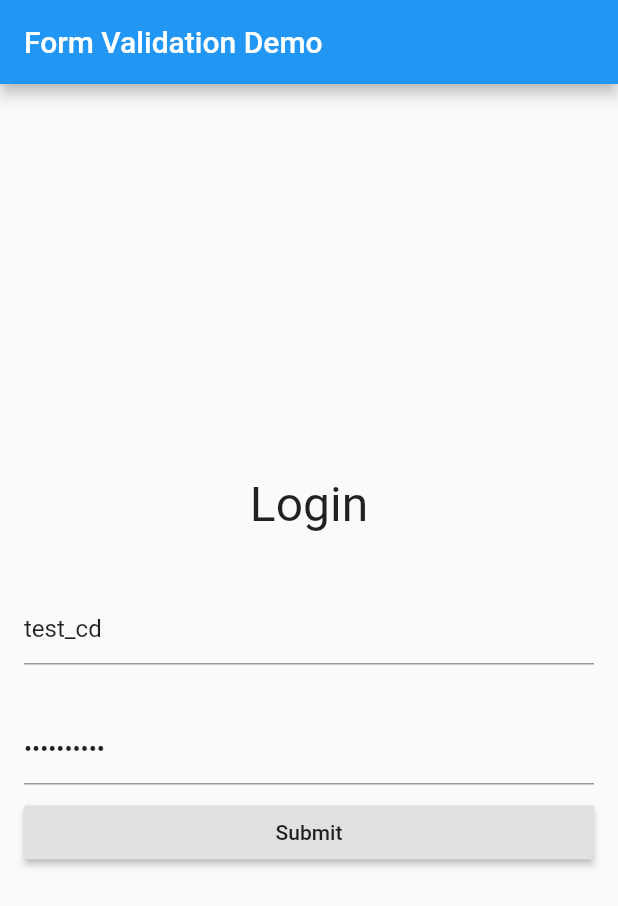
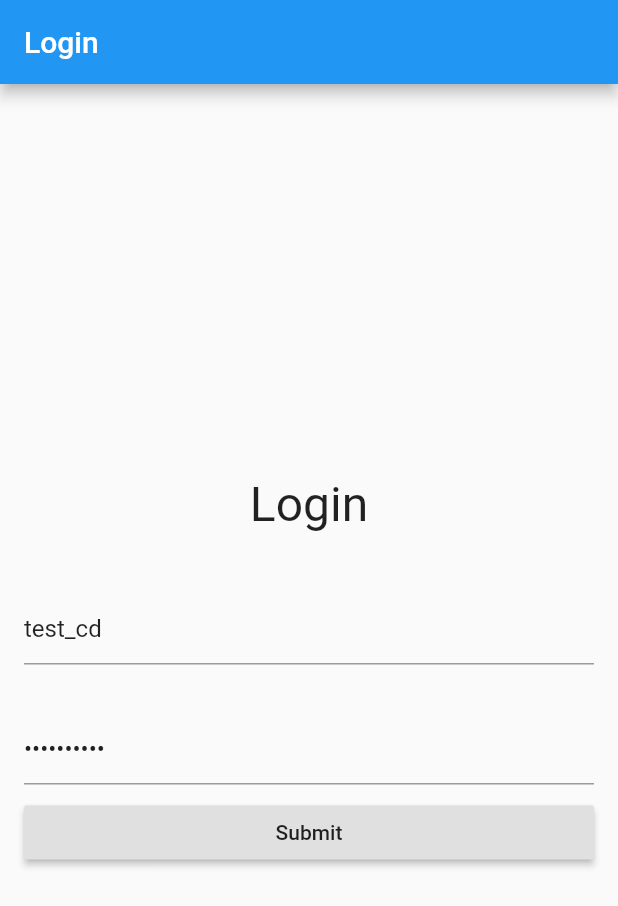
Before and after one commit to codeHackeR321/EMS_Oasis_19, a Flutter app: the screen it shows after launch, on a phone screen of 412 x 824 dp. Shown: the top 906 px of the screen. Run offline on Flutter 3.47's test engine with Material 2 defaults, Android fonts, the phone set to English and light mode, and no system bars; our stand-ins replace bloc, equatable, flutter_bloc, shared_preferences, sqflite; missing offline and left inert: qr_code_scanner; accounts and stored records are empty.

Commit message:
Basic Working app

```diff
--- a/lib/addTeamMembers/addTeamMember.dart
+++ b/lib/addTeamMembers/addTeamMember.dart
@@ -20,9 +20,7 @@ class AddTeamMemberPage extends StatelessWidget {
 
   @override
   Widget build(BuildContext context) {
-    return MaterialApp(
-      title: pageTitle,
-      home: Scaffold(
+    return Scaffold(
         appBar: AppBar(
           leading: GestureDetector(
             child: Icon(Icons.arrow_back_ios),
@@ -40,7 +38,6 @@ class AddTeamMemberPage extends StatelessWidget {
           },
           child: BlocChild(eventId, addingTeam, levelId, teamInfo),
         ),
-      ),
     );
   }
 }
--- a/lib/eventsList/view/EventListScreen.dart
+++ b/lib/eventsList/view/EventListScreen.dart
@@ -14,9 +14,7 @@ class EventListScreen extends StatelessWidget {
 
   @override
   Widget build(BuildContext context) {
-    return MaterialApp(
-      title: pageTitle,
-      home: Scaffold(
+    return Scaffold(
         appBar: AppBar(
           title: Text(pageTitle),
           leading: GestureDetector(
@@ -32,7 +30,6 @@ class EventListScreen extends StatelessWidget {
           },
           child: ListOfEvents(),
         ),
-      ),
     );
   }
 }
--- a/lib/eventsProvider/EventsScreen.dart
+++ b/lib/eventsProvider/EventsScreen.dart
@@ -37,16 +37,13 @@ class _EventScreenState extends State<EventScreen> {
     print("Value for b = ${b.toString()}");
     return new ChangeNotifierProvider<EventPage>(
       builder: b,
-      child: MaterialApp(
-      title: pageTitle,
-      home: Scaffold(
+      child: Scaffold(
         appBar: AppBar(
           title: Text(pageTitle),
           leading: Container(),
         ),
         body: EventsListOne(this)
       ),
-    ),
     );
   }
 
--- a/lib/login.dart
+++ b/lib/login.dart
@@ -12,9 +12,9 @@ import 'package:http/http.dart' as http;
 import 'package:shared_preferences/shared_preferences.dart';
 
 class LoginForm extends StatefulWidget {
-  HomePageDeciderState parent;
+  // HomePageDeciderState parent;
 
-  LoginForm(this.parent);
+  LoginForm();
 
   @override
   _LoginFormState createState() => _LoginFormState();
@@ -166,9 +166,6 @@ class _LoginFormState extends State<LoginForm> {
   }
 
   Future<Null> navigateToNextPage() async {
-    var repo = EventsRepository();
-    // repo.getEvents();
-    Navigator.pop(context);
-    Navigator.push(context, MaterialPageRoute(builder: (context) => EventScreen()));
+    Navigator.pushReplacement(context, MaterialPageRoute(builder: (context) => EventScreen()));
    }
 }
--- a/lib/main.dart
+++ b/lib/main.dart
@@ -10,33 +10,34 @@ class MyApp extends StatelessWidget {
 
     return MaterialApp(
       title: appTitle,
-      home: Scaffold(
-        appBar: AppBar(
-          title: Text(appTitle),
-        ),
-        body: HomePageDecider(),
-      ),
+      // home: Scaffold(
+      //   appBar: AppBar(
+      //     title: Text(appTitle),
+      //   ),
+      //   body: HomePageDecider(),
+      // ),
+      home: Scaffold(appBar: AppBar(title: Text('Login')), body: LoginForm(),),
     );
   }
 }
 
-class HomePageDecider extends StatefulWidget {
-  @override
-  HomePageDeciderState createState() => HomePageDeciderState();
-}
+// class HomePageDecider extends StatefulWidget {
+//   @override
+//   HomePageDeciderState createState() => HomePageDeciderState();
+// }
 
-class HomePageDeciderState extends State<HomePageDecider> {
-  bool isLoading = false;
+// class HomePageDeciderState extends State<HomePageDecider> {
+//   bool isLoading = false;
 
-  @override
-  Widget build(BuildContext context) {
-    return AnimatedCrossFade(
-      firstChild: Center(child: CircularProgressIndicator(),),
-      secondChild:  LoginForm(this),
-      crossFadeState: isLoading ? CrossFadeState.showFirst : CrossFadeState.showSecond,
-      duration: Duration(
-        milliseconds: 500,
-      ),
-    );
-  }
-}
+//   @override
+//   Widget build(BuildContext context) {
+//     return AnimatedCrossFade(
+//       firstChild: Center(child: CircularProgressIndicator(),),
+//       secondChild:  LoginForm(),
+//       crossFadeState: isLoading ? CrossFadeState.showFirst : CrossFadeState.showSecond,
+//       duration: Duration(
+//         milliseconds: 500,
+//       ),
+//     );
+//   }
+// }
--- a/lib/teamMembersListProvider/TeamMemberListScreen.dart
+++ b/lib/teamMembersListProvider/TeamMemberListScreen.dart
@@ -19,9 +19,7 @@ class TeamMemberListScreen extends StatelessWidget {
   Widget build(BuildContext context) {
     return ChangeNotifierProvider<TeamMembersListModel>(
       builder: (BuildContext context) => TeamMembersListModel(eventId, team),
-      child: MaterialApp(
-      title: _pageTitle,
-      home: Scaffold(
+      child: Scaffold(
         appBar: AppBar(
           title: Text(_pageTitle),
           leading: GestureDetector(
@@ -34,7 +32,6 @@ class TeamMemberListScreen extends StatelessWidget {
         ),
         body: MembersListWidget(eventId, team)
       ),
-    ),
     );
   }
 }
--- a/lib/teamsListProvider/TeamListScreen.dart
+++ b/lib/teamsListProvider/TeamListScreen.dart
@@ -17,9 +17,7 @@ class TeamListScreen extends StatelessWidget {
     print("Entered Build Method");
     return ChangeNotifierProvider<TeamListModel>(
       builder: (BuildContext context) => TeamListModel(eventId),
-      child: MaterialApp(
-      title: _pageTitle,
-      home: Scaffold(
+      child: Scaffold(
         appBar: AppBar(
           title: Text(_pageTitle),
           leading: GestureDetector(
@@ -32,7 +30,6 @@ class TeamListScreen extends StatelessWidget {
         ),
         body: TeamListWidget(eventId)
       ),
-    ),
     );
   }
 }
```
Also changed, not shown: 1 other file.
